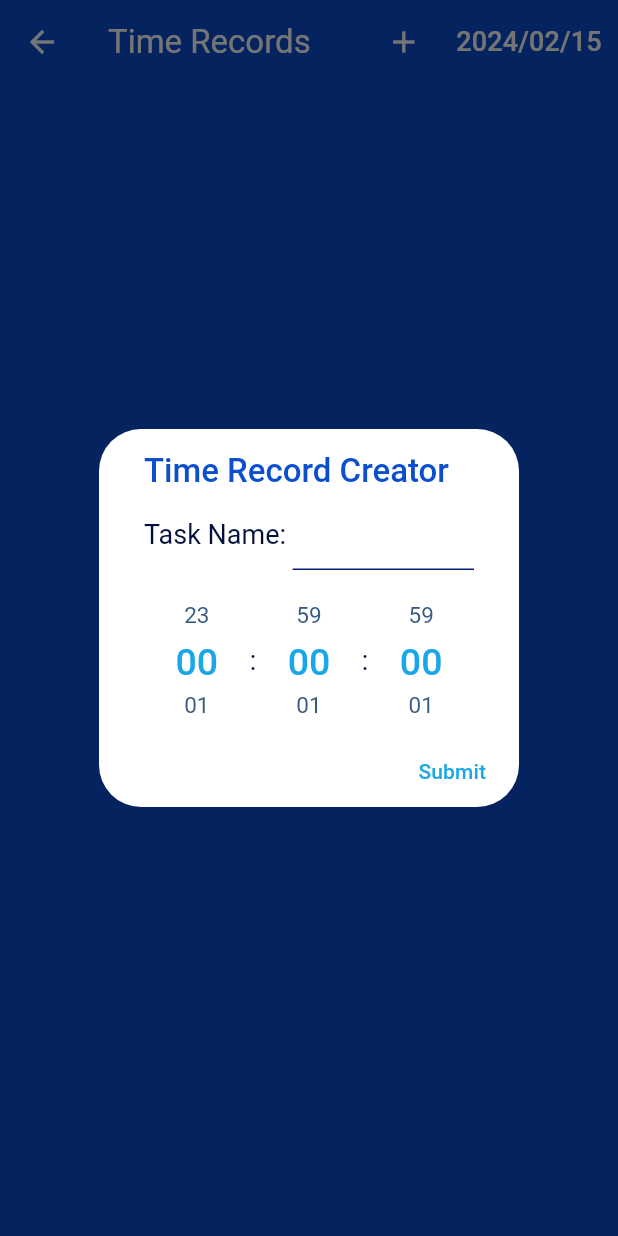
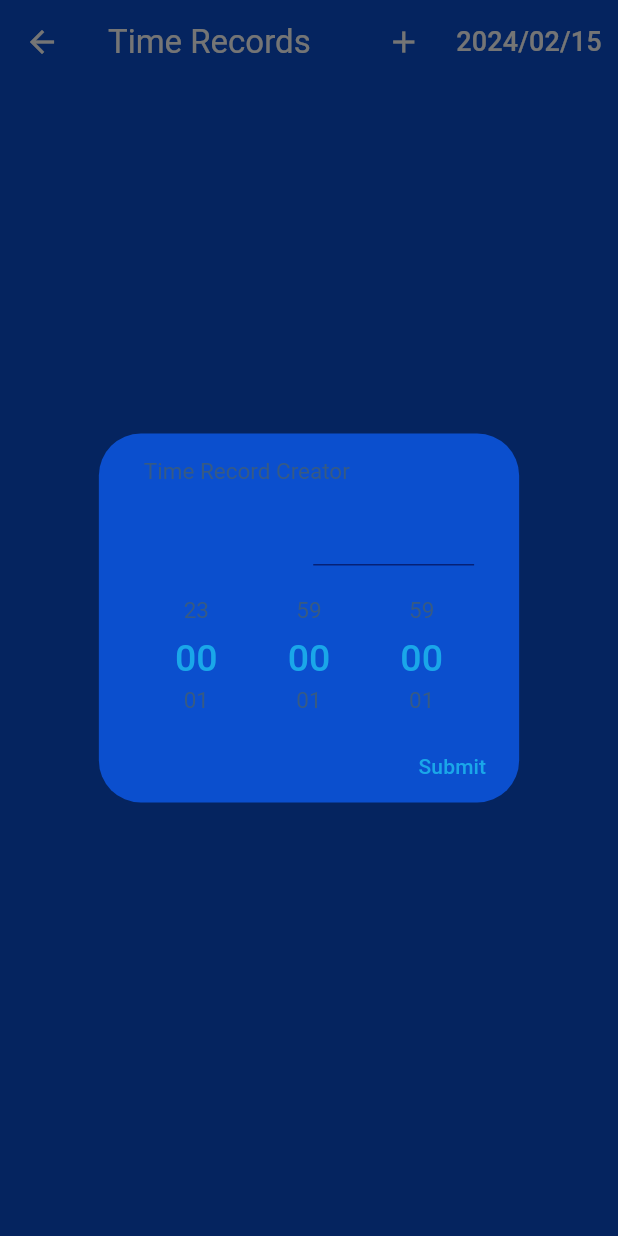
Before and after one commit to VFMiracle/Projeto-App-v0.3, a Flutter app: the TimeRecordPanelView screen opened directly, after a tap on the "add" icon, on a phone screen of 412 x 824 dp. Run offline on Flutter 3.47's test engine with Material 3 defaults, Android fonts, the phone set to English and light mode, and no system bars; drawn by our look-alikes of numberpicker; our stand-ins replace flutter_local_notifications, sqflite; accounts and stored records are empty.

Commit message:
Time Editor Configuration Strategy Modificado
Agora todos os seus campos precisam ser inicializados no construtor.

```diff
--- a/lib/services/builder/time_editor_builder.dart
+++ b/lib/services/builder/time_editor_builder.dart
@@ -10,6 +10,7 @@ class TimeEditorBuilder{
       title: title,
       model: TimeEditorModel(
         configStrtg: TimeEditorConfigurationStrategy(
+          allowEmptyTextField: true,
           allowTimeZero: allowTimeZero ?? true,
         )
       )
@@ -23,7 +24,7 @@ class TimeEditorBuilder{
       textFieldLabelName: textFieldLabelName,
       model: TimeEditorModel(
         configStrtg: TimeEditorConfigurationStrategy(
-          allowEmptyTextField: allowEmptyTextField,
+          allowEmptyTextField: allowEmptyTextField ?? true,
           allowTimeZero: allowTimeZero ?? true,
         ),
         initialTimeUnitValues: initialTimeUnitValues,
--- a/lib/services/strategies/time_editor_configuration_strategy.dart
+++ b/lib/services/strategies/time_editor_configuration_strategy.dart
@@ -1,8 +1,8 @@
 class TimeEditorConfigurationStrategy{
   final bool _allowEmptyTextField, _allowTimeZero;
 
-  TimeEditorConfigurationStrategy({required bool allowTimeZero, bool? allowEmptyTextField}) : _allowTimeZero = allowTimeZero,
-    _allowEmptyTextField = allowEmptyTextField ?? true;
+  TimeEditorConfigurationStrategy({required bool allowTimeZero, required bool allowEmptyTextField}) : _allowTimeZero = allowTimeZero,
+    _allowEmptyTextField = allowEmptyTextField;
 
   bool verifyTextFieldValid(String? textFieldText){
     return _allowEmptyTextField || (textFieldText != null && textFieldText.isNotEmpty);
--- a/lib/themes/main_theme.dart
+++ b/lib/themes/main_theme.dart
@@ -53,7 +53,7 @@ abstract class MainTheme{
           return confirmColor;
         }),
       ),
-      dialogTheme: MainDialogTheme.build(titleColor: primaryColor, contentColor: structureColor),
+      /*dialogTheme: MainDialogTheme.build(titleColor: primaryColor, contentColor: structureColor),*/
       dividerTheme: DividerThemeData(
         color: structureColor,
         space: 0,
--- a/project_notes/A Fazer.txt
+++ b/project_notes/A Fazer.txt
@@ -1,4 +1,4 @@
 THINGS TO DO:
-	- Make the Cronometer Panel Facade initialize loaded Cronometer Models.
-		*- Test if this initialization process is working.
-	- Refactor the App's Theme. Start back from the Main Theme class and remove all others.
+	- Fix the white underline that appears under the text of the Text Fields for the Cronometer and Cronometer Panel's Dialog.
+		*- Figure out what exact configurantion causes the difference in styling between the Cronometer Panel's Dialog and the Time Record Panel's Dialog. This difference still happens when the Dialog Theme is removed.
+	- Add a Search Bar to the Cronometer Panel.
```
